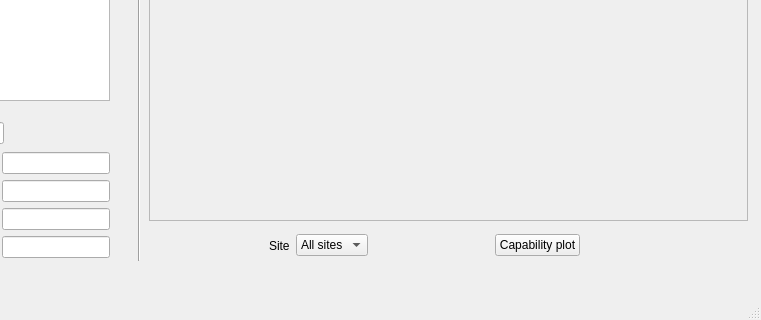
Qt form dataAnalyzerGUI.ui (Unvire/DataAnalyzer) before a commit; both pictures show x 281 to 1042 and y 350 to 670 of the 1042 by 670 pixel window.
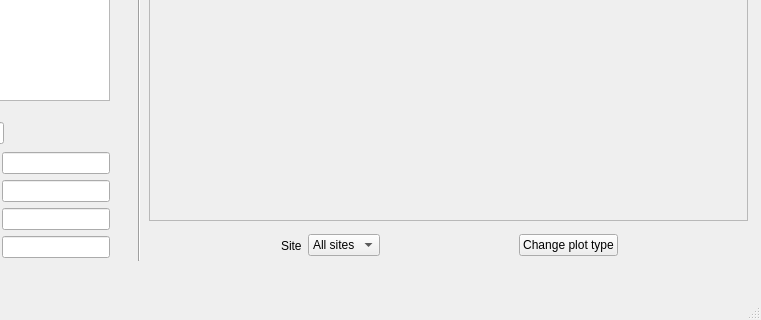
The same form after that commit.

Commit message: changes button text

What changed in the file:
```diff
--- a/dataAnalyzerGUI.ui
+++ b/dataAnalyzerGUI.ui
@@ -397,7 +397,7 @@
      <rect>
       <x>430</x>
       <y>580</y>
-      <width>551</width>
+      <width>601</width>
       <height>31</height>
      </rect>
     </property>
@@ -447,7 +447,7 @@
      <item>
       <widget class="QPushButton" name="changePlotButton">
        <property name="text">
-        <string>Capability plot</string>
+        <string>Change plot type</string>
        </property>
       </widget>
      </item>
```
The commit also changes 1 other file.
